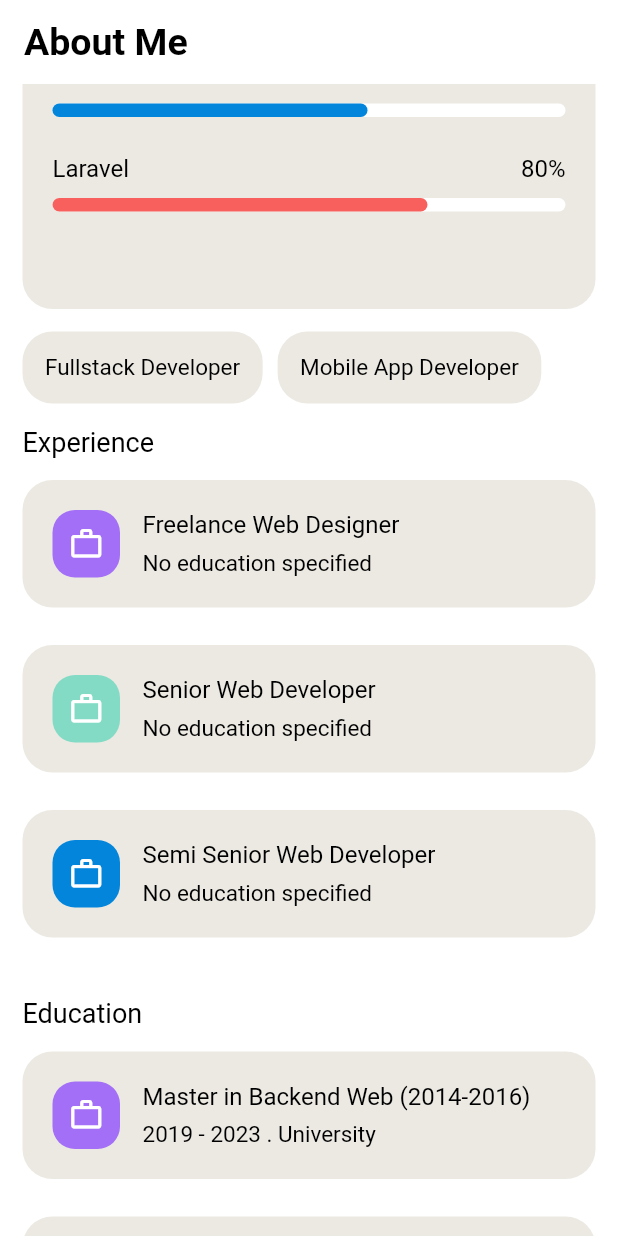
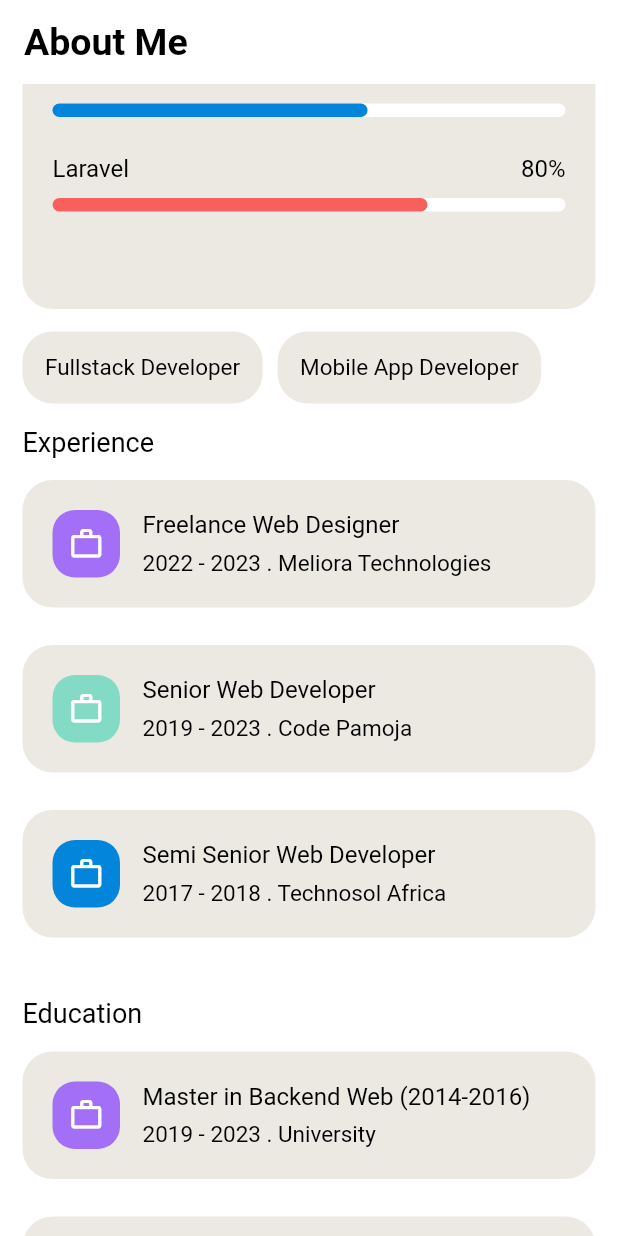
Before and after one commit to MrazTevin/View-CV, a Flutter app: the screen it shows after launch, scrolled down 576 dp, on a phone screen of 412 x 824 dp. Run offline on Flutter 3.47's test engine with Material 2 defaults, Android fonts, the phone set to English and light mode, and no system bars.

Commit message:
m: add static boolean data

```diff
--- a/lib/pages/home_page.dart
+++ b/lib/pages/home_page.dart
@@ -172,9 +172,9 @@ class _HomePageState extends State<HomePage> {
               SizedBox(height: 15.0),
               Text('Experience', style: TextStyle(color: Colors.black, fontSize: 18)),
               SizedBox(height: 15.0),
-              CardCustom(text: experiences[0],colorIcon: Color(0xffA36FF6), isEducation: false),
-              CardCustom(text: experiences[1],colorIcon: Color(0xff83DBC5), isEducation: false),
-              CardCustom(text: experiences[2],colorIcon: Color(0xff0385DC), isEducation: false),
+              CardCustom(text: experiences[0],colorIcon: Color(0xffA36FF6), isEducation: true, education: '2022 - 2023 . Meliora Technologies',),
+              CardCustom(text: experiences[1],colorIcon: Color(0xff83DBC5), isEducation: true, education: '2019 - 2023 . Code Pamoja',),
+              CardCustom(text: experiences[2],colorIcon: Color(0xff0385DC), isEducation: true, education: '2017 - 2018 . Technosol Africa',),
               // SingleChildScrollView(
               //   child: ListView.builder(
               //     shrinkWrap: true,
```
